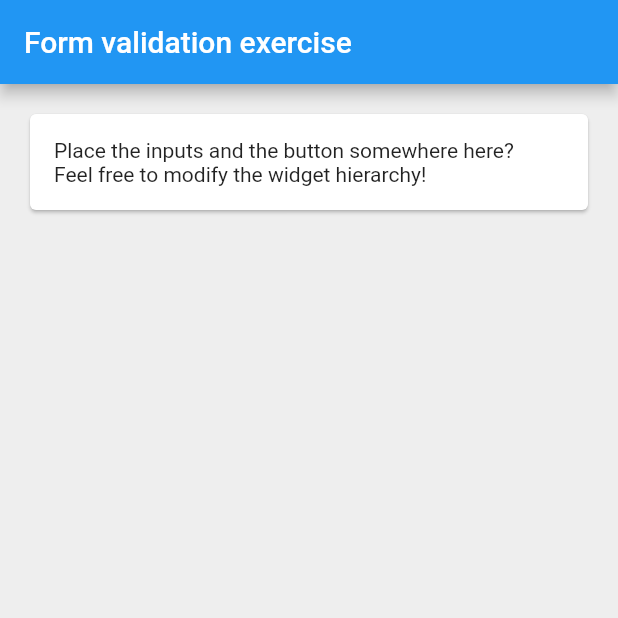
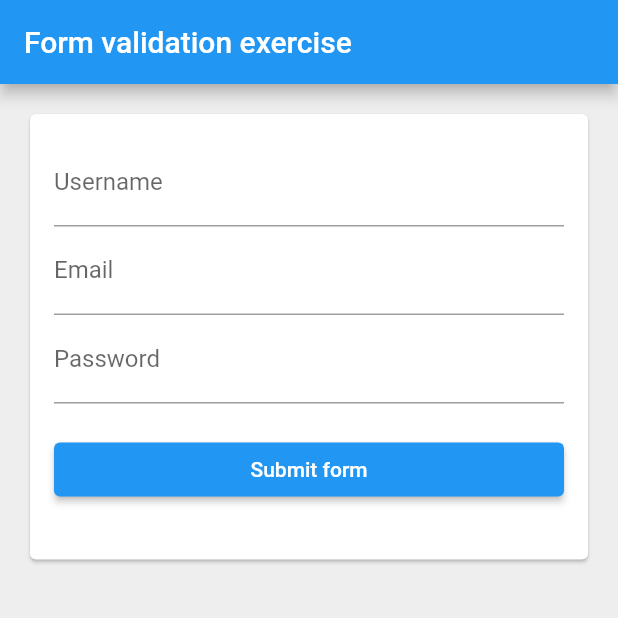
Before and after one commit to NTNU-MobileApps/exercise-e6-StonedStonar, a Flutter app: the screen it shows after launch, on a phone screen of 412 x 824 dp, the top half of it. Run offline on Flutter 3.47's test engine with Material 2 defaults, Android fonts, the phone set to English and light mode, and no system bars; our stand-ins replace email_validator.

Commit message:
The task is done

```diff
--- a/lib/registration_page.dart
+++ b/lib/registration_page.dart
@@ -1,3 +1,4 @@
+import 'package:email_validator/email_validator.dart';
 import 'package:flutter/material.dart';
 
 class RegistrationPage extends StatefulWidget {
@@ -10,6 +11,23 @@ class RegistrationPage extends StatefulWidget {
 }
 
 class _RegistrationPageState extends State<RegistrationPage> {
+
+  final TextEditingController _nameController = TextEditingController();
+
+  final TextEditingController _emailController = TextEditingController();
+
+  final TextEditingController _passwordController = TextEditingController();
+
+  String? _passwordError = "";
+
+  String? _emailError = "invalid email format";
+
+  String? _nameError = "";
+
+  bool _firstSubmit = false;
+
+  bool _validSubmit = false;
+
   @override
   Widget build(BuildContext context) {
     return Scaffold(
@@ -23,17 +41,124 @@ class _RegistrationPageState extends State<RegistrationPage> {
           child: Card(
             child: Padding(
               padding: const EdgeInsets.all(16),
-              child: Column(
-                crossAxisAlignment: CrossAxisAlignment.stretch,
-                children: [
-                  Text("Place the inputs and the button somewhere here?"),
-                  Text("Feel free to modify the widget hierarchy!"),
-                ],
+              child: _buildContent(),
               ),
             ),
           ),
         ),
-      ),
     );
   }
+
+  Widget _buildContent(){
+    return Column(
+      crossAxisAlignment: CrossAxisAlignment.stretch,
+      children: [
+        TextField(
+          key: Key("username_input"),
+          decoration: InputDecoration(
+            labelText: "Username",
+            errorText: _firstSubmit ? _nameError : null,
+          ),
+          controller: _nameController,
+          onChanged: (name) => _checkNameField(),
+          enabled: !_validSubmit,
+        ),
+        TextField(
+          key: Key("email_input"),
+          decoration: InputDecoration(
+            labelText: "Email",
+            errorText: _firstSubmit ? _emailError : null,
+          ),
+          keyboardType: TextInputType.emailAddress,
+          controller: _emailController,
+          onChanged: (email) => _checkEmailField(),
+          enabled: !_validSubmit,
+        ),
+        TextField(
+          key: Key("password_input"),
+          decoration: InputDecoration(
+            labelText: "Password",
+            errorText: _firstSubmit ? _passwordError : null,
+          ),
+          obscureText: true,
+          controller: _passwordController,
+          onChanged: (password) => _checkPasswordField(),
+          enabled: !_validSubmit,
+        ),
+        Padding(
+            padding: EdgeInsets.symmetric(vertical: 20, horizontal: 0),
+            child: _validSubmit ?  makeLoadingAnimation() : makeSubmitButton(),
+        ),
+      ],
+    );
+  }
+
+  Widget makeLoadingAnimation(){
+    return Row(
+      crossAxisAlignment: CrossAxisAlignment.center,
+      mainAxisAlignment: MainAxisAlignment.center,
+      children: [CircularProgressIndicator()],
+    );
+  }
+
+  Widget makeSubmitButton(){
+    return ElevatedButton(
+      key: Key("submit_button"),
+      onPressed: getIfInputIsValid() || !_firstSubmit ? _submitForm : null,
+      child: Text("Submit form"),
+
+    );
+  }
+
+  bool getIfInputIsValid(){
+    return _emailError == null && _nameError == null && _passwordError == null;
+  }
+
+  void _submitForm(){
+    _checkPasswordField();
+    _checkNameField();
+    _checkEmailField();
+    _validSubmit = getIfInputIsValid();
+    setState(() {
+      _firstSubmit = true;
+    });
+  }
+
+  void _checkEmailField(){
+    String email = _emailController.text;
+    String? error = null;
+    if(email.length == 0 || !EmailValidator.validate(email, false, true)){
+      error = "invalid email format";
+    }
+    setState(() {
+      _emailError = error;
+    });
+  }
+
+  void _checkPasswordField(){
+    String password = _passwordController.text.trim();
+    RegExp regrex = RegExp(r"^(?=.*[a-z])(?=.*[A-Z])(?=.*\d)[a-zA-Z\d]{6,}$");
+    int length = password.length;
+    String? error = null;
+    if(length < 6 || length > 20 || !regrex.hasMatch(password)){
+      error = "6-20 chars, uppercase, lowercase, digits";
+    }
+    setState(() {
+      _passwordError = error;
+    });
+  }
+
+
+  void _checkNameField(){
+    String username = _nameController.text.trim();
+    RegExp regrex = RegExp("^[a-z]+\$", caseSensitive: false);
+    int length = username.length;
+    String? error = null;
+    if(!regrex.hasMatch(username) || length < 3 || length > 12 || username.isEmpty){
+      error = "invalid username";
+    }
+    setState(() {
+      _nameError = error;
+    });
+  }
 }
--- a/pubspec.yaml
+++ b/pubspec.yaml
@@ -11,6 +11,7 @@ environment:
 dependencies:
   flutter:
     sdk: flutter
+  email_validator: ^2.1.17
 
   cupertino_icons: ^1.0.2
 
```
Also changed, not shown: pubspec.lock, 1 other file.
